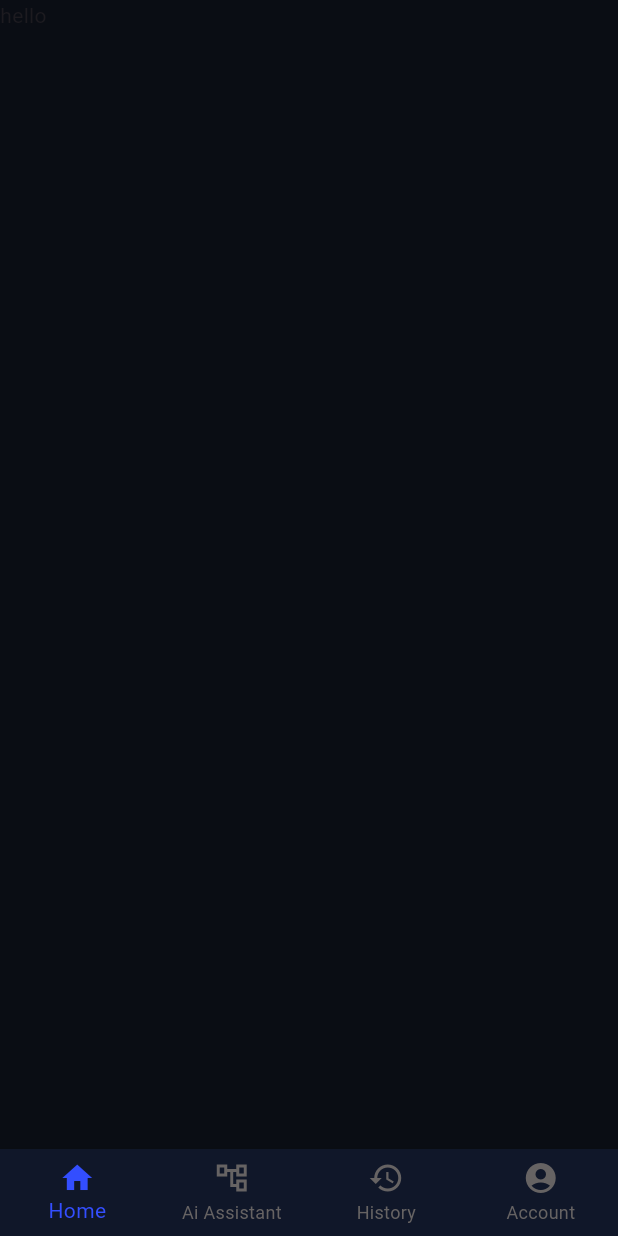
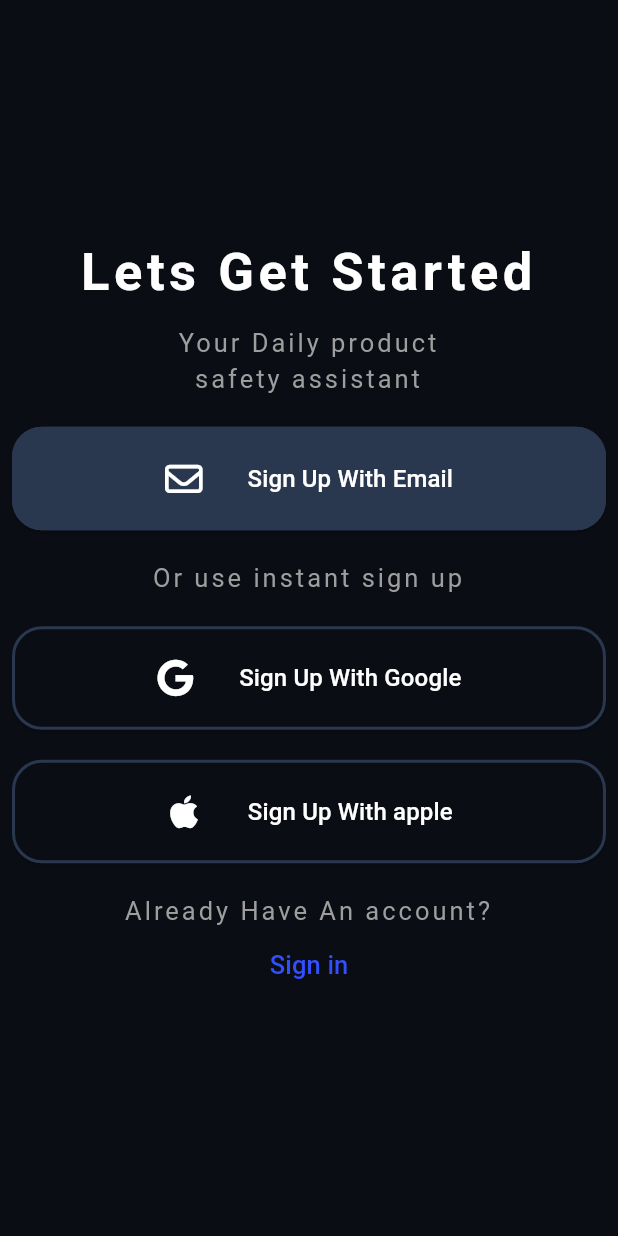
Before and after one commit to Syeda-Nabihaa/TrackNcheck, a Flutter app: the screen it shows after launch, on a phone screen of 412 x 824 dp. Run offline on Flutter 3.47's test engine with Material 3 defaults, Android fonts, the phone set to English and light mode, and no system bars; our stand-ins replace font_awesome_flutter, get.

Commit message:
Added CustomAvatar widget , login and signup screens

```diff
--- /dev/null
+++ b/lib/SignUp.dart
@@ -0,0 +1,85 @@
+import 'package:flutter/material.dart';
+import 'package:font_awesome_flutter/font_awesome_flutter.dart';
+import 'package:get/get.dart';
+import 'package:trackncheck/Login.dart';
+import 'package:trackncheck/components/Button.dart';
+import 'package:trackncheck/components/TextWidgets.dart';
+import 'package:trackncheck/components/constants.dart';
+
+class SignUp extends StatelessWidget {
+  const SignUp({super.key});
+
+  @override
+  Widget build(BuildContext context) {
+    return Scaffold(
+      backgroundColor: ColorConstants.bgColor,
+      body: Padding(
+        padding: const EdgeInsets.all(8.0),
+        child: Container(
+          height: MediaQuery.of(context).size.height,
+          alignment: Alignment.center,
+          child: Column(
+            mainAxisAlignment: MainAxisAlignment.center,
+            children: [
+              SizedBox(child: TitleWidget(text: "Lets Get Started")),
+              SizedBox(height: 10),
+              SizedBox(
+                width: 200,
+                child: SubTitle(text: "Your Daily product safety assistant"),
+              ),
+              SizedBox(height: 20),
+              SizedBox(
+                width: 400,
+                child: CustomButton(
+                  text: "Sign Up With Email",
+                  onPressed: () {},
+                  color: ColorConstants.fieldsColor,
+                  textColor: Colors.white,
+                  icon: FontAwesomeIcons.envelope,
+                ),
+              ),
+              SizedBox(height: 20),
+              SubTitle(text: "Or use instant sign up"),
+              SizedBox(height: 20),
+              SizedBox(
+                width: 400,
+                child: CustomButton(
+                  text: "Sign Up With Google",
+                  onPressed: () {},
+                  color: ColorConstants.bgColor,
+                  textColor: Colors.white,
+                  icon: FontAwesomeIcons.google,
+                ),
+              ),
+              SizedBox(height: 20),
+              SizedBox(
+                width: 400,
+                child: CustomButton(
+                  text: "Sign Up With apple",
+                  onPressed: () {},
+                  color: ColorConstants.bgColor,
+                  textColor: Colors.white,
+                  icon: FontAwesomeIcons.apple,
+                ),
+              ),
+              SizedBox(height: 20),
+              SubTitle(text: "Already Have An account?"),
+              TextButton(
+                onPressed: () {
+                  Get.to(Login());
+                },
+                child: Text(
+                  "Sign in",
+                  style: TextStyle(
+                    fontSize: 17,
+                    color: ColorConstants.mainColor,
+                  ),
+                ),
+              ),
+            ],
+          ),
+        ),
+      ),
+    );
+  }
+}
--- a/lib/components/Button.dart
+++ b/lib/components/Button.dart
@@ -1,4 +1,5 @@
 import 'package:flutter/material.dart';
+import 'package:font_awesome_flutter/font_awesome_flutter.dart';
 import 'package:trackncheck/components/constants.dart';
 
 class Button extends StatelessWidget {
@@ -17,7 +18,7 @@ class Button extends StatelessWidget {
     this.color = ColorConstants.mainColor,
     this.textColor = Colors.white,
     this.borderRadius = 26.0,
-    this.paddingVertical = 20.0,
+    this.paddingVertical = 26.0,
     this.paddingHorizontal = 24.0,
   });
 
@@ -36,9 +37,59 @@ class Button extends StatelessWidget {
         ),
       ),
       onPressed: onPressed,
-      child: Text(
-        text,
-        style: TextStyle(fontSize: 16),
+      child: Text(text, style: TextStyle(fontSize: 16)),
+    );
+  }
+}
+
+class CustomButton extends StatelessWidget {
+  final String text;
+  final Color color;
+  final Color textColor;
+  final double borderRadius;
+  final double paddingVertical;
+  final double paddingHorizontal;
+  final VoidCallback onPressed;
+  final IconData icon;
+
+  const CustomButton({
+    super.key,
+    required this.text,
+    required this.onPressed,
+    required this.color,
+    required this.textColor,
+    required this.icon,
+    this.borderRadius = 20.0,
+    this.paddingVertical = 22.0,
+    this.paddingHorizontal = 24.0,
+  });
+
+  @override
+  Widget build(BuildContext context) {
+    return ElevatedButton(
+      style: ElevatedButton.styleFrom(
+        backgroundColor: color,
+        foregroundColor: textColor,
+
+        shape: RoundedRectangleBorder(
+          borderRadius: BorderRadius.circular(borderRadius),
+          side: BorderSide(color: ColorConstants.fieldsColor, width: 2),
+        ),
+
+        padding: EdgeInsets.symmetric(
+          vertical: paddingVertical,
+          horizontal: paddingHorizontal,
+        ),
+      ),
+      onPressed: onPressed,
+      child: Row(
+        mainAxisSize: MainAxisSize.min, // keeps button tight to content
+        children: [
+
+          Icon(icon, size: 25,),
+          SizedBox(width: 30),
+          Text(text, style: TextStyle(fontSize: 16)),
+        ],
       ),
     );
   }
--- /dev/null
+++ b/lib/components/TextWidgets.dart
@@ -0,0 +1,40 @@
+import 'package:flutter/material.dart';
+
+class TitleWidget extends StatelessWidget {
+  final String text;
+  const TitleWidget({super.key, required this.text});
+
+  @override
+  Widget build(BuildContext context) {
+    return Text(
+      text,
+      textAlign: TextAlign.center,
+      style: TextStyle(
+        fontWeight: FontWeight.bold,
+        fontSize: 35,
+        color: Colors.white,
+        letterSpacing: 3.0
+      ),
+    );
+  }
+}
+
+class SubTitle extends StatelessWidget {
+  final String text;
+
+  const SubTitle({super.key, required this.text});
+
+  @override
+  Widget build(BuildContext context) {
+    return Text(
+      text,
+      textAlign: TextAlign.center,
+      style: TextStyle(
+        // fontWeight: FontWeight.bold,
+        fontSize: 17,
+        color: Colors.grey,
+         letterSpacing: 2.0
+      ),
+    );
+  }
+}
--- a/lib/components/constants.dart
+++ b/lib/components/constants.dart
@@ -3,4 +3,5 @@ import 'package:flutter/material.dart';
 class ColorConstants  {
  static const Color mainColor = Color(0xff334eff);
  static const Color bgColor = Color(0xff0a0d14);
+ static const Color fieldsColor = Color(0xff29374f);
 }
--- a/lib/main.dart
+++ b/lib/main.dart
@@ -1,5 +1,7 @@
 import 'package:flutter/material.dart';
 import 'package:get/get.dart';
+import 'package:trackncheck/Login.dart';
+import 'package:trackncheck/SignUp.dart';
 import 'package:trackncheck/Welcome.dart';
 import 'package:trackncheck/components/navigationBar.dart';
 
@@ -15,7 +17,7 @@ class MyApp extends StatelessWidget {
   Widget build(BuildContext context) {
     return GetMaterialApp(
       debugShowCheckedModeBanner: false,
-      home: Navigationbar()
+      home: SignUp()
     );
   }
 }
--- a/pubspec.yaml
+++ b/pubspec.yaml
@@ -35,6 +35,7 @@ dependencies:
   # Use with the CupertinoIcons class for iOS style icons.
   cupertino_icons: ^1.0.8
   get: ^4.7.2
+  font_awesome_flutter: ^10.8.0
 
 dev_dependencies:
   flutter_test:
```
Also changed, not shown: lib/Login.dart (added, +68 -0 lines), lib/Welcome.dart (+23 -21 lines), lib/components/CustomAvatar.dart (added, +43 -0 lines), lib/components/InputFields.dart (added, +40 -0 lines), pubspec.lock.
